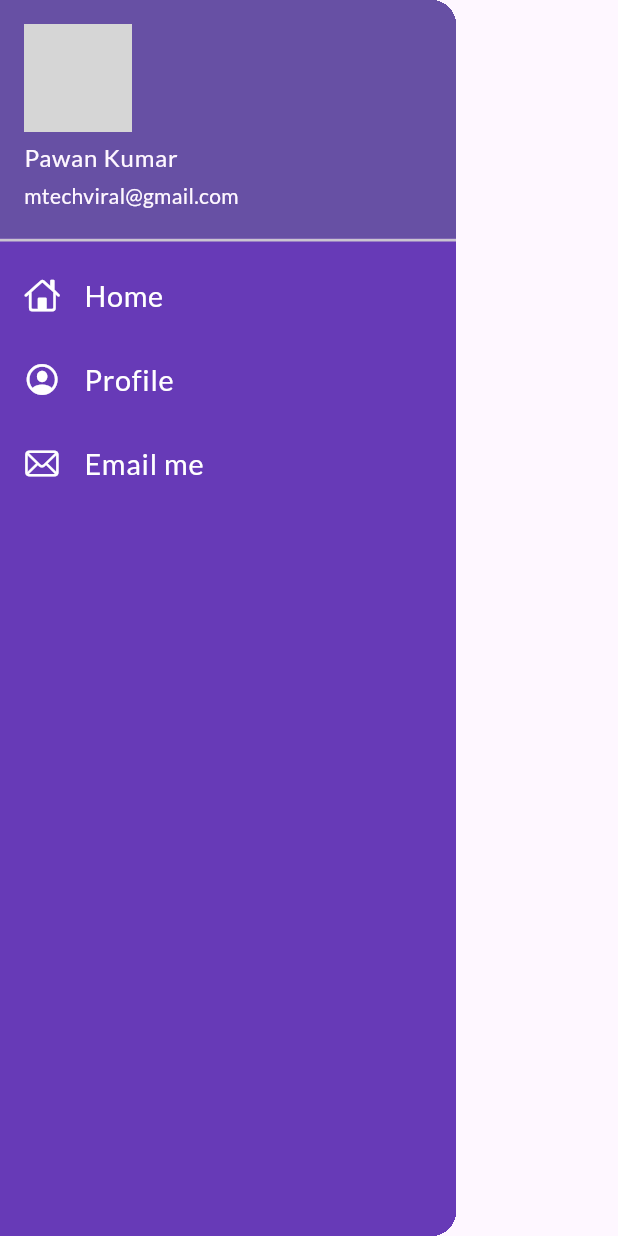
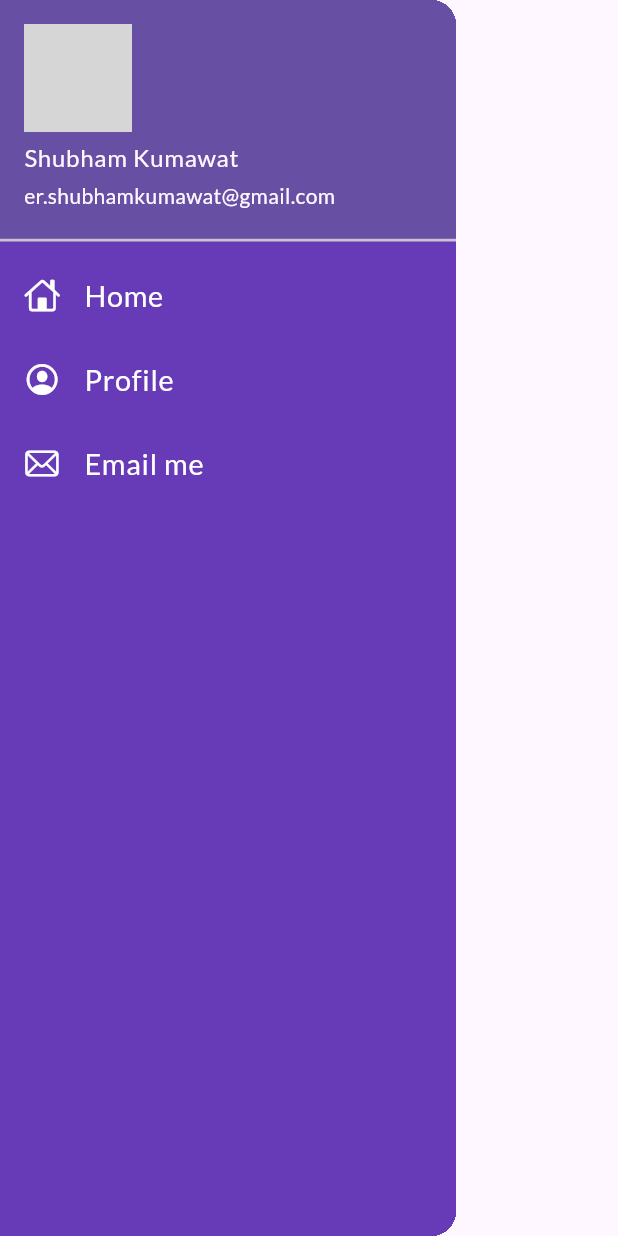
Before and after one commit to ShubhamKumawat01/BaseFlutter, a Flutter app: the MyDrawer widget shown alone on an empty page, opened directly, on a phone screen of 412 x 824 dp. Run offline on Flutter 3.47's test engine with Material 3 defaults, Android fonts, the phone set to English and light mode, and no system bars; our stand-ins replace google_fonts; network calls fail; grey boxes are pictures that could not be loaded.

Commit message:
Theme extraction

```diff
--- a/lib/pages/home_page.dart
+++ b/lib/pages/home_page.dart
@@ -1,3 +1,4 @@
+import 'package:day/widgets/drawer.dart';
 import 'package:flutter/material.dart';
 
 class HomePage extends StatelessWidget{
@@ -9,13 +10,16 @@ class HomePage extends StatelessWidget{
     return Scaffold(// over all root widget head body footer create the ui
         appBar: AppBar(
           title: Text("Days App"),
+          backgroundColor: Colors.white,
+         // elevation: 0.0,
+         // iconTheme: IconThemeData(color: Colors.black),
         ),
          body: Center(
               child: Container(
                 child: Text("Welcome to $days days of flutter by $name"),
               ),
           ),
-        drawer: Drawer(),
+        drawer: MyDrawer(),
     );
   }
 }
--- a/lib/pages/login_page.dart
+++ b/lib/pages/login_page.dart
@@ -34,6 +34,9 @@ class _LoginPageState extends State<LoginPage> {
             key: _formKey,
             child: Column(
               children: [
+                SizedBox(
+                  height: 20.0,
+                ),
                 Image.asset(
                   "assets/images/login_image.png",
                   fit: BoxFit.cover,
--- a/lib/widgets/drawer.dart
+++ b/lib/widgets/drawer.dart
@@ -5,7 +5,7 @@ class MyDrawer extends StatelessWidget {
   @override
   Widget build(BuildContext context) {
     final imageUrl =
-        "https://avatars.githubusercontent.com/u/12619420?s=460&u=26db98cbde1dd34c7c67b85c240505a436b2c36d&v=4";
+        "https://lens.usercontent.google.com/image?vsrid=CKiakYaw1KihBhACGAEiJDc3ZDVlYTlmLTI0YzMtNDc0MS1iNDEyLWRhYzc4ODc4YmJjMA&gsessionid=KPGnWrXS8GSNKLoUzCPk_6S04nhMjpvIZLZxN-5gYTC88eEaB1Y8yg";
     return Drawer(
       child: Container(
         color: Colors.deepPurple,
@@ -16,8 +16,8 @@ class MyDrawer extends StatelessWidget {
               padding: EdgeInsets.zero,
               child: UserAccountsDrawerHeader(
                 margin: EdgeInsets.zero,
-                accountName: Text("Pawan Kumar"),
-                accountEmail: Text("mtechviral@gmail.com"),
+                accountName: Text("Shubham Kumawat"),
+                accountEmail: Text("er.shubhamkumawat@gmail.com"),
                 currentAccountPicture: CircleAvatar(
                   backgroundImage: NetworkImage(imageUrl),
                 ),
--- /dev/null
+++ b/lib/widgets/themes.dart
@@ -0,0 +1,19 @@
+
+
+import 'package:flutter/material.dart';
+import 'package:google_fonts/google_fonts.dart';
+
+class MyTheme {
+  static ThemeData lightTheme(BuildContext context) => ThemeData(
+      primarySwatch: Colors.deepPurple,
+      fontFamily: GoogleFonts.lato().fontFamily,
+      appBarTheme: AppBarTheme(
+        color: Colors.white,
+        elevation: 0.0,
+        iconTheme: IconThemeData(color: Colors.black),
+      ));
+
+  static ThemeData darkTheme(BuildContext context) => ThemeData(
+    brightness: Brightness.dark,
+  );
+}
```
Also changed, not shown: lib/main.dart (+10 -24 lines), 1 other file.
